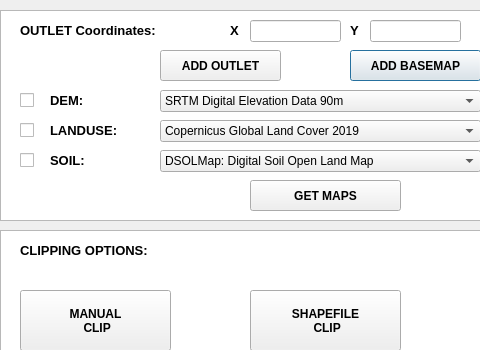
Old version of the form ui.resources/ui_BaseDialog_GEE.ui in the repository AdrLBallesteros/MapSWAT; both pictures show x 0 to 480 and y 0 to 350 of the 690 by 570 pixel window.
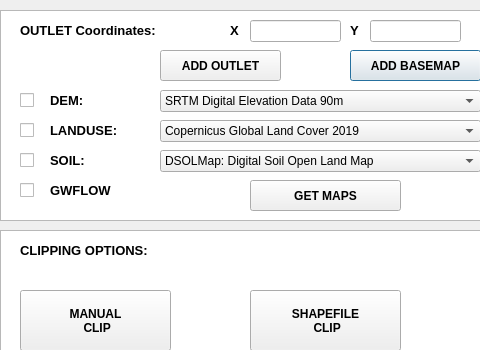
New version of the form. Icons and pictures are not drawn. Custom widgets are drawn as their Qt base class.

Commit message: GWFLOW inputs

Patch:
```diff
--- a/ui.resources/ui_BaseDialog_GEE.ui
+++ b/ui.resources/ui_BaseDialog_GEE.ui
@@ -978,6 +978,58 @@
     <bool>true</bool>
    </property>
   </widget>
+  <widget class="QCheckBox" name="checkBox_GWFLOW">
+   <property name="geometry">
+    <rect>
+     <x>20</x>
+     <y>180</y>
+     <width>21</width>
+     <height>20</height>
+    </rect>
+   </property>
+   <property name="text">
+    <string/>
+   </property>
+  </widget>
+  <widget class="QLabel" name="labelGWFLOW">
+   <property name="geometry">
+    <rect>
+     <x>50</x>
+     <y>180</y>
+     <width>91</width>
+     <height>21</height>
+    </rect>
+   </property>
+   <property name="text">
+    <string>&lt;html&gt;&lt;head/&gt;&lt;body&gt;&lt;p&gt;&lt;span style=&quot; font-size:10pt; font-weight:600;&quot;&gt;GWFLOW&lt;/span&gt;&lt;/p&gt;&lt;/body&gt;&lt;/html&gt;</string>
+   </property>
+   <property name="textFormat">
+    <enum>Qt::RichText</enum>
+   </property>
+  </widget>
+  <widget class="QPushButton" name="pushButton_infoMaps_5">
+   <property name="geometry">
+    <rect>
+     <x>140</x>
+     <y>180</y>
+     <width>31</width>
+     <height>21</height>
+    </rect>
+   </property>
+   <property name="text">
+    <string/>
+   </property>
+   <property name="icon">
+    <iconset resource="resources.qrc">
+     <normaloff>:/imgMapSWAT/images/info2.png</normaloff>:/imgMapSWAT/images/info2.png</iconset>
+   </property>
+   <property name="autoDefault">
+    <bool>false</bool>
+   </property>
+   <property name="flat">
+    <bool>true</bool>
+   </property>
+  </widget>
   <zorder>listView_4</zorder>
   <zorder>listView</zorder>
   <zorder>labelOutlet</zorder>
@@ -1025,6 +1077,9 @@
   <zorder>pushButton_infoMaps_3</zorder>
   <zorder>labelOR</zorder>
   <zorder>pushButton_infoMaps_4</zorder>
+  <zorder>checkBox_GWFLOW</zorder>
+  <zorder>labelGWFLOW</zorder>
+  <zorder>pushButton_infoMaps_5</zorder>
  </widget>
  <customwidgets>
   <customwidget>
```
The commit also changes 1 other file.
